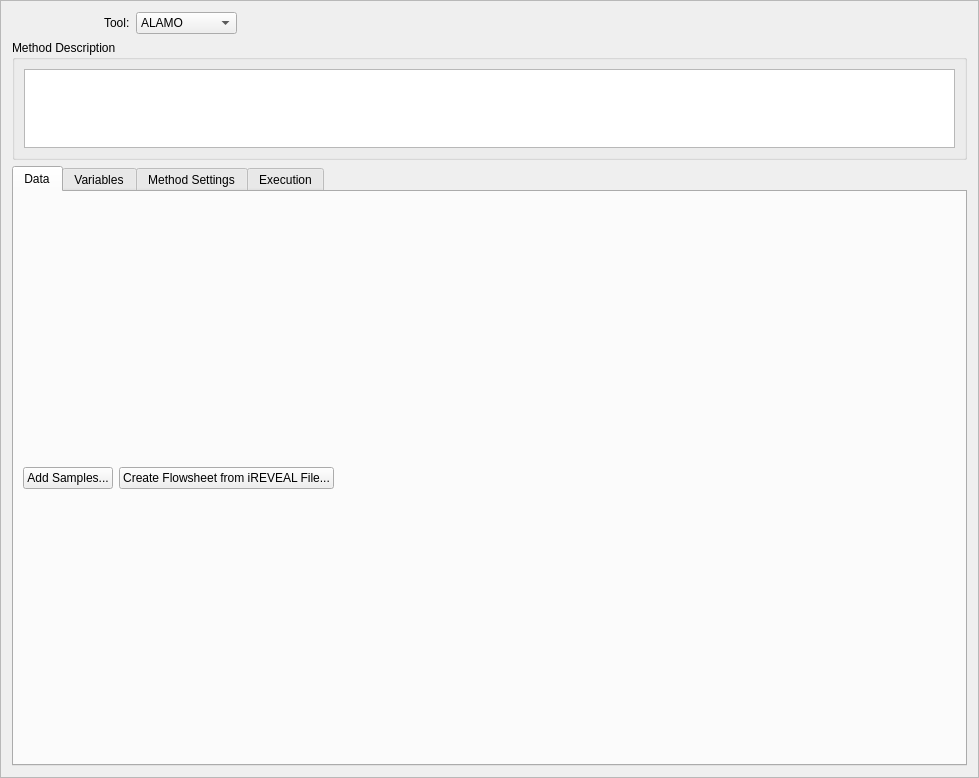
First picture: the form in foqus_lib/gui/surrogate/surrogateFrame_UI.ui, repository CCSI-Toolset/FOQUS, before the edit.
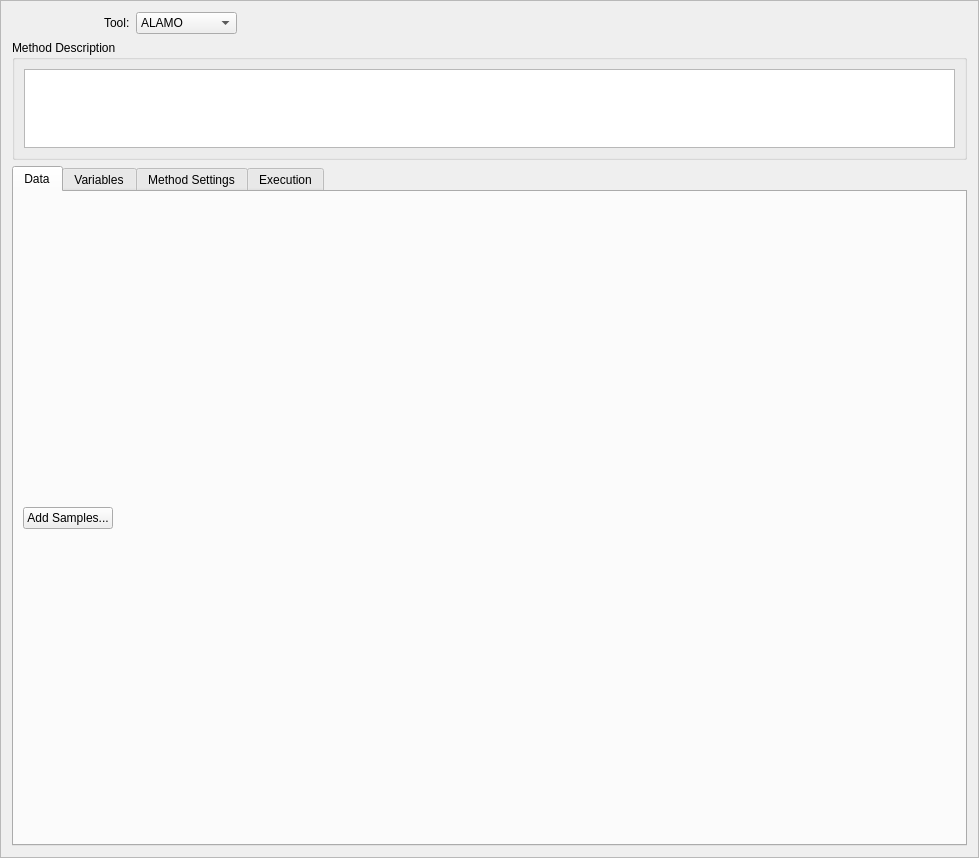
Second picture: the form after the edit. Icons and pictures are not drawn.

```diff
--- a/foqus_lib/gui/surrogate/surrogateFrame_UI.ui
+++ b/foqus_lib/gui/surrogate/surrogateFrame_UI.ui
@@ -7,7 +7,7 @@
     <x>0</x>
     <y>0</y>
     <width>979</width>
-    <height>778</height>
+    <height>858</height>
    </rect>
   </property>
   <property name="windowTitle">
@@ -148,13 +148,6 @@
            </property>
           </widget>
          </item>
-         <item>
-          <widget class="QPushButton" name="irevealFSButton">
-           <property name="text">
-            <string>Create Flowsheet from iREVEAL File...</string>
-           </property>
-          </widget>
-         </item>
          <item>
           <spacer name="horizontalSpacer_2">
            <property name="orientation">
```
